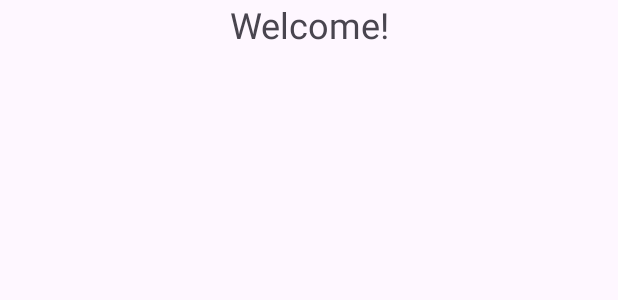
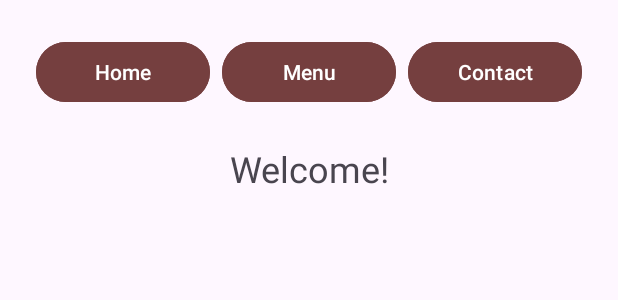
Before and after one commit to ll-dea/PPM2024_Gr03, an Android app: the layout admin_homepage.xml on its own in the app's theme, with its tools: preview values and no code run, on a phone screen of 412 x 824 dp. Shown: the top 300 px of the screen. Run offline under Robolectric (Android 15) with nearby library versions, the phone set to English and light mode, and no system bars.

```diff
--- a/app/build.gradle.kts
+++ b/app/build.gradle.kts
@@ -45,7 +45,10 @@ dependencies {
     androidTestImplementation(libs.ext.junit)
     androidTestImplementation(libs.espresso.core)
     implementation("de.svenkubiak:jBCrypt:0.4.1")
-    implementation ("mysql:mysql-connector-java:8.0.33")
     implementation ("org.osmdroid:osmdroid-android:6.1.10")
 
+
+    implementation("androidx.lifecycle:lifecycle-viewmodel:2.6.1")
+    implementation("androidx.lifecycle:lifecycle-viewmodel-savedstate:2.6.1")
+
 }
--- a/app/src/main/AndroidManifest.xml
+++ b/app/src/main/AndroidManifest.xml
@@ -34,6 +34,7 @@
         <activity android:name=".AdminPage" />
         <activity android:name=".BuyPage" />
         <activity android:name=".ContactPage" />
+        <activity android:name=".Messages_Admin_Page" />
 
 
 
--- a/app/src/main/res/layout/admin_homepage.xml
+++ b/app/src/main/res/layout/admin_homepage.xml
@@ -1,8 +1,49 @@
-<?xml version="1.0" encoding="utf-8"?>
-<androidx.constraintlayout.widget.ConstraintLayout xmlns:android="http://schemas.android.com/apk/res/android"
+
+<LinearLayout
+    xmlns:android="http://schemas.android.com/apk/res/android"
     android:layout_width="match_parent"
-    android:layout_height="match_parent">
+    android:layout_height="match_parent"
+    android:orientation="vertical"
+    android:padding="16dp">
 
+    <LinearLayout
+        android:layout_width="match_parent"
+        android:layout_height="wrap_content"
+        android:orientation="horizontal"
+        android:weightSum="3"
+        android:padding="8dp"
+        android:layout_marginBottom="16dp">
+
+        <Button
+            android:id="@+id/btn_1"
+            android:layout_width="0dp"
+            android:layout_height="48dp"
+            android:layout_weight="1"
+            android:text="Home"
+            android:backgroundTint="@color/primary"
+            android:textColor="@android:color/white"/>
+
+        <Button
+            android:id="@+id/btn_2"
+            android:layout_width="0dp"
+            android:layout_height="48dp"
+            android:layout_weight="1"
+            android:text="Menu"
+            android:layout_marginStart="8dp"
+            android:backgroundTint="@color/primary"
+            android:textColor="@android:color/white" />
+
+        <Button
+            android:id="@+id/btn_3"
+            android:layout_width="0dp"
+            android:layout_height="48dp"
+            android:layout_weight="1"
+            android:text="Contact"
+            android:layout_marginStart="8dp"
+            android:backgroundTint="@color/primary"
+            android:textColor="@android:color/white" />
+
+    </LinearLayout>
     <TextView
         android:id="@+id/welcomeTextView"
         android:layout_width="match_parent"
@@ -10,4 +51,4 @@
         android:gravity="center"
         android:text="Welcome!"
         android:textSize="24sp" />
-</androidx.constraintlayout.widget.ConstraintLayout>
+</LinearLayout>
```
Also changed, not shown: app/src/main/java/com/example/ppm2024_gr03/AdminPage.java (+38 -0 lines), app/src/main/java/com/example/ppm2024_gr03/ContactPage.java (+28 -0 lines), app/src/main/java/com/example/ppm2024_gr03/DB.java (+37 -0 lines), app/src/main/java/com/example/ppm2024_gr03/MessageAdapter.java (added, +52 -0 lines), app/src/main/java/com/example/ppm2024_gr03/Messages_Admin_Page.java (added, +27 -0 lines), app/src/main/java/com/example/ppm2024_gr03/UserMessage.java (added, +25 -0 lines), app/src/main/res/layout/contact_admin_page.xml (added, +14 -0 lines), app/src/main/res/layout/messages_activity.xml (added, +27 -0 lines).
